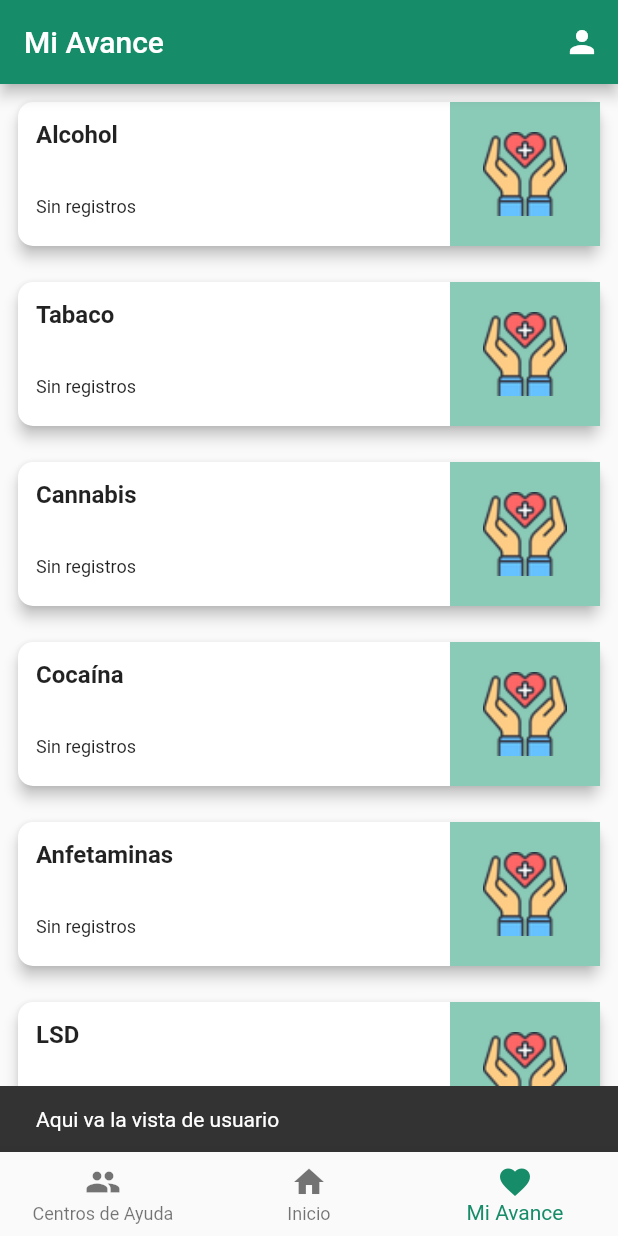
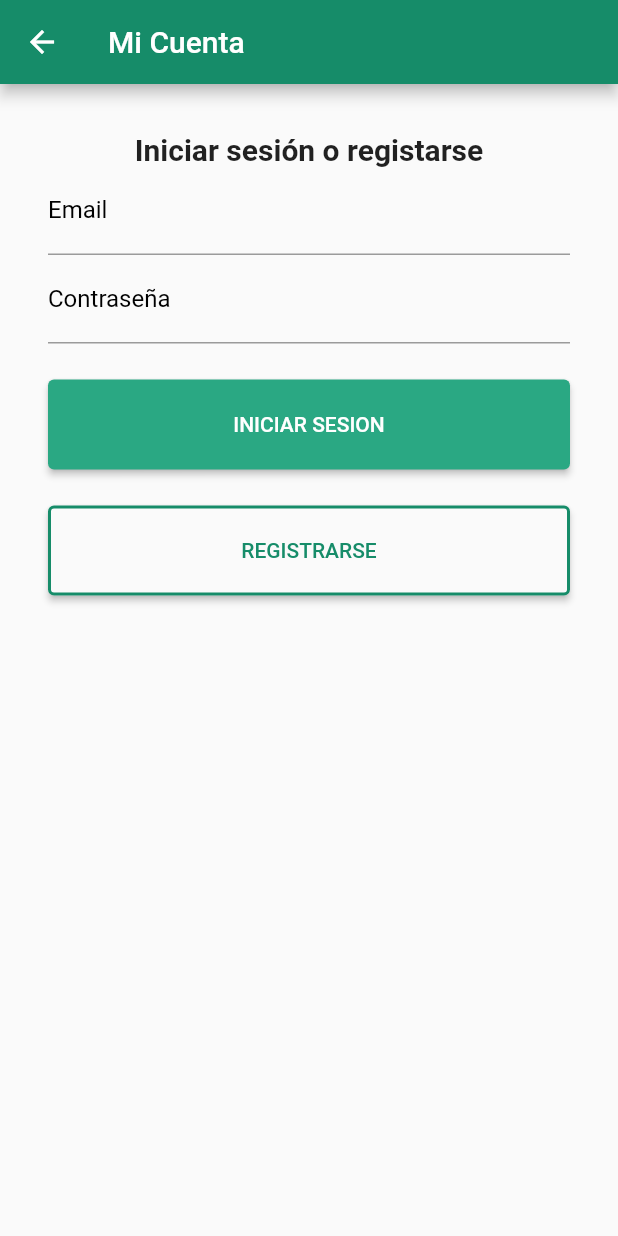
Before and after one commit to Oscar-CR/Health-plus-flutter, a Flutter app: the screen it shows after launch, item 3 of the bottom bar chosen, after a tap on the "person" icon, on a phone screen of 412 x 824 dp. Run offline on Flutter 3.47's test engine with Material 2 defaults, Android fonts, the phone set to English and light mode, and no system bars; our stand-ins replace syncfusion_flutter_charts.

Commit message:
agregado de formulario de login

```diff
--- a/lib/constants/services.dart
+++ b/lib/constants/services.dart
@@ -9,10 +9,12 @@ class StringsServices {
         "Cruz Roja", "53951111", "lib/assets/emergency-medical-support.png"),
     const Services("Bomberos", "57683700",
         "lib/assets/fire-workers-on-fire-emergency-alert-moving-towards-vehicle.png"),
-    const Services("Bomberos", "57683700",
-        "lib/assets/fire-workers-on-fire-emergency-alert-moving-towards-vehicle.png"),
     const Services("Locatel", "56581111", "lib/assets/find-location.png"),
     const Services("Fuga de Gas", "53532763",
-        "lib/assets/girl-calling-fire-emergency-service-due-to-fire-in-kitchen.png")
+        "lib/assets/girl-calling-fire-emergency-service-due-to-fire-in-kitchen.png"),
+    const Services(
+        "Fuga de Agua", "56543210", "lib/assets/water-pipe-leakage-repair.png"),
+    const Services("Denuncia Anónima", "56543210",
+        "lib/assets/customer-support-executive.png")
   ];
 }
--- /dev/null
+++ b/lib/models/consume-days.dart
@@ -0,0 +1,10 @@
+class ComsumeDay {
+  final String day;
+  final int consume;
+  final String type;
+  const ComsumeDay(
+    this.day,
+    this.consume,
+    this.type,
+  );
+}
--- a/lib/views/advance/advance.dart
+++ b/lib/views/advance/advance.dart
@@ -1,6 +1,7 @@
 import 'package:flutter/material.dart';
 import 'package:health_plus/constants/adictions.dart';
 import 'package:health_plus/models/advance.dart';
+import 'package:health_plus/views/user/account.dart';
 import 'package:health_plus/widgets/card-adiction.dart';
 
 class AdvancePage extends StatefulWidget {
@@ -23,8 +24,10 @@ class AdvancePageState extends State<AdvancePage> {
           icon: const Icon(Icons.person),
           tooltip: 'User',
           onPressed: () {
-            ScaffoldMessenger.of(context).showSnackBar(
-                const SnackBar(content: Text('Aqui va la vista de usuario')));
+            Navigator.push(
+              context,
+              MaterialPageRoute(builder: (context) => const AccountPage()),
+            );
           },
         ),
       ]),
--- a/lib/views/help/help-center.dart
+++ b/lib/views/help/help-center.dart
@@ -2,6 +2,7 @@ import 'package:flutter/material.dart';
 import 'package:health_plus/constants/helpInformation.dart';
 import 'package:health_plus/models/help.dart';
 import 'package:health_plus/views/help/help-recycler.dart';
+import 'package:health_plus/views/user/account.dart';
 
 class HelpCenterPage extends StatefulWidget {
   const HelpCenterPage({super.key, required this.title});
@@ -24,8 +25,10 @@ class HelpCenterPageState extends State<HelpCenterPage> {
             icon: const Icon(Icons.person),
             tooltip: 'User',
             onPressed: () {
-              ScaffoldMessenger.of(context).showSnackBar(
-                  const SnackBar(content: Text('Aqui va la vista de usuario')));
+              Navigator.push(
+                context,
+                MaterialPageRoute(builder: (context) => const AccountPage()),
+              );
             },
           ),
         ],
--- a/lib/views/home/home.dart
+++ b/lib/views/home/home.dart
@@ -3,7 +3,9 @@ import 'package:health_plus/constants/colors.dart';
 import 'package:health_plus/constants/services.dart';
 import 'package:health_plus/constants/strings.dart';
 import 'package:health_plus/models/problem.dart';
+import 'package:health_plus/views/user/account.dart';
 import 'package:health_plus/widgets/card-service.dart';
+import 'package:health_plus/widgets/chart-advance.dart';
 
 class HomePage extends StatefulWidget {
   const HomePage({super.key, required this.title});
@@ -24,14 +26,35 @@ class HomePageState extends State<HomePage> {
           icon: const Icon(Icons.person),
           tooltip: 'User',
           onPressed: () {
-            ScaffoldMessenger.of(context).showSnackBar(
-                const SnackBar(content: Text('Aqui va la vista de usuario')));
+            Navigator.push(
+              context,
+              MaterialPageRoute(builder: (context) => const AccountPage()),
+            );
           },
         ),
       ]),
       body: Column(
         crossAxisAlignment: CrossAxisAlignment.start,
         children: [
+          const Padding(
+            padding: EdgeInsets.only(left: 16, top: 16, bottom: 8),
+            child: Text(
+              'Seguimiento de Consumo',
+              style: TextStyle(
+                fontSize: 16.00,
+              ),
+            ),
+          ),
+          const ChartAdvance(),
+          /* const Padding(
+            padding: EdgeInsets.only(left: 16, top: 16),
+            child: Text(
+              'Comunidad',
+              style: TextStyle(
+                fontSize: 16.00,
+              ),
+            ),
+          ), */
           Padding(
             padding: const EdgeInsets.only(left: 16, top: 16),
             child: Text(
--- /dev/null
+++ b/lib/views/user/account.dart
@@ -0,0 +1,94 @@
+import 'package:flutter/material.dart';
+import 'package:health_plus/constants/adictions.dart';
+import 'package:health_plus/constants/colors.dart';
+import 'package:health_plus/models/advance.dart';
+import 'package:health_plus/widgets/card-adiction.dart';
+
+class AccountPage extends StatefulWidget {
+  const AccountPage({super.key});
+
+  @override
+  State<AccountPage> createState() => AccountPageState();
+}
+
+class AccountPageState extends State<AccountPage> {
+  List<Adiction> adictionList = StringsAdictions().adictionList;
+  final _formKey = GlobalKey<FormState>();
+  late String _email;
+  late String _password;
+
+  @override
+  Widget build(BuildContext context) {
+    return Scaffold(
+      appBar: AppBar(title: const Text('Mi Cuenta')),
+      body: SingleChildScrollView(
+        scrollDirection: Axis.vertical,
+        child: Form(
+          key: _formKey,
+          child: Padding(
+            padding: const EdgeInsets.all(32.0),
+            child: Column(
+              children: [
+                const Text(
+                  'Iniciar sesión o registarse',
+                  style: TextStyle(fontWeight: FontWeight.bold, fontSize: 20),
+                ),
+                TextFormField(
+                  decoration: const InputDecoration(
+                    hintText: 'Ingrese su email',
+                    labelText: 'Email',
+                    labelStyle: TextStyle(color: Colors.black),
+                    focusedBorder: UnderlineInputBorder(
+                      borderSide: BorderSide(
+                          color: ColorApp.primaryColorNormal, width: 2.0),
+                    ),
+                  ),
+                  validator: (value) =>
+                      value!.isEmpty ? 'Este campo no puede estar vacio' : null,
+                  onSaved: (value) => _email = value.toString(),
+                ),
+                TextFormField(
+                  decoration: const InputDecoration(
+                    hintText: 'Ingrese su contraseña',
+                    labelText: 'Contraseña',
+                    labelStyle: TextStyle(color: Colors.black),
+                    focusedBorder: UnderlineInputBorder(
+                      borderSide: BorderSide(
+                          color: ColorApp.primaryColorNormal, width: 2.0),
+                    ),
+                  ),
+                  obscureText: true,
+                  validator: (value) =>
+                      value!.isEmpty ? 'Este campo no puede estar vacio' : null,
+                  onSaved: (value) => _password = value.toString(),
+                ),
+                const Padding(padding: EdgeInsets.only(top: 24)),
+                SizedBox(
+                  width: double.infinity,
+                  height: 60,
+                  child: ElevatedButton(
+                      onPressed: () {}, child: const Text('INICIAR SESION')),
+                ),
+                const Padding(padding: EdgeInsets.only(top: 24)),
+                SizedBox(
+                  width: double.infinity,
+                  height: 60,
+                  child: ElevatedButton(
+                      style: ElevatedButton.styleFrom(
+                          side: const BorderSide(
+                            width: 2.0,
+                            color: ColorApp.primaryColorDark,
+                          ),
+                          backgroundColor: ColorApp.backgroundColorLight,
+                          foregroundColor: ColorApp.primaryColorDark),
+                      onPressed: () {},
+                      child: const Text('REGISTRARSE')),
+                )
+              ],
+            ),
+          ),
+        ),
+      ),
+    );
+  }
+}
--- /dev/null
+++ b/lib/widgets/chart-advance.dart
@@ -0,0 +1,50 @@
+import 'package:flutter/material.dart';
+import 'package:health_plus/constants/colors.dart';
+import 'package:health_plus/models/consume-days.dart';
+import 'package:health_plus/widgets/alert-help.dart';
+import 'package:syncfusion_flutter_charts/charts.dart';
+import 'package:syncfusion_flutter_charts/sparkcharts.dart';
+
+class ChartAdvance extends StatefulWidget {
+  const ChartAdvance({Key? key}) : super(key: key);
+
+  @override
+  State<ChartAdvance> createState() => ChartAdvanceState();
+}
+
+class ChartAdvanceState extends State<ChartAdvance> {
+  List<ComsumeDay> consumeData = const [
+    ComsumeDay('Dia 1', 1, 'Alcohol'),
+    ComsumeDay('Dia 2', 0, 'Alcohol'),
+    ComsumeDay('Dia 3', 0, 'Alcohol'),
+    ComsumeDay('Dia 4', 0, 'Alcohol'),
+    ComsumeDay('Dia 5', 2, 'Alcohol'),
+    ComsumeDay('Dia 6', 3, 'Alcohol'),
+    ComsumeDay('Dia 7', 1, 'Alcohol'),
+  ];
+  late TooltipBehavior _tooltip;
+
+  @override
+  void initState() {
+    _tooltip = TooltipBehavior(enable: true);
+    super.initState();
+  }
+
+  @override
+  Widget build(BuildContext context) {
+    return Expanded(
+      child: SfCartesianChart(
+          primaryXAxis: CategoryAxis(),
+          primaryYAxis: NumericAxis(minimum: 0, maximum: 10, interval: 1),
+          tooltipBehavior: _tooltip,
+          series: <ChartSeries<ComsumeDay, String>>[
+            ColumnSeries<ComsumeDay, String>(
+                dataSource: consumeData,
+                xValueMapper: (ComsumeDay data, _) => data.day,
+                yValueMapper: (ComsumeDay data, _) => data.consume,
+                name: 'Consumo',
+                color: ColorApp.primaryColorDark)
+          ]),
+    );
+  }
+}
--- a/pubspec.yaml
+++ b/pubspec.yaml
@@ -38,6 +38,7 @@ dependencies:
   cupertino_icons: ^1.0.2
   url_launcher: ^6.1.10
   carousel_slider: ^4.2.1
+  syncfusion_flutter_charts: ^20.4.54
 
 dev_dependencies:
   flutter_test:
```
Also changed, not shown: lib/assets/customer-support-executive.png (added), lib/assets/water-pipe-leakage-repair.png (added), pubspec.lock.
